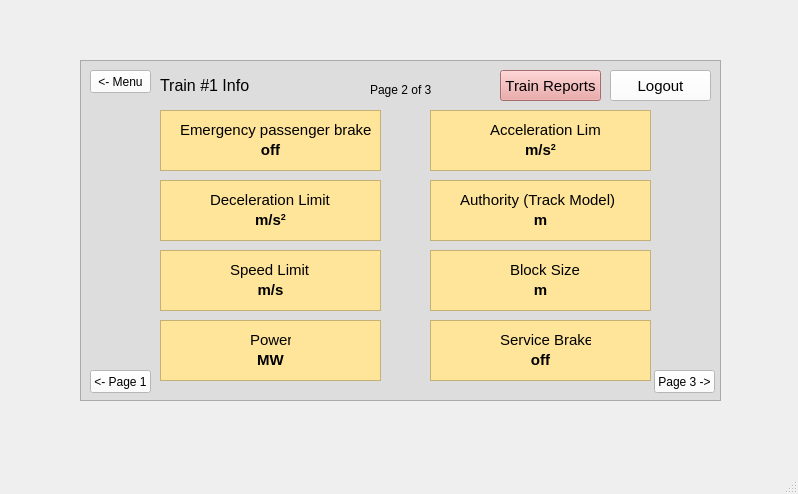
This is src/UI/TrainModel/Train_Info_Page2.ui in aet37/ECE1140-Project as Qt 5 draws it before an edit. The edited form follows.
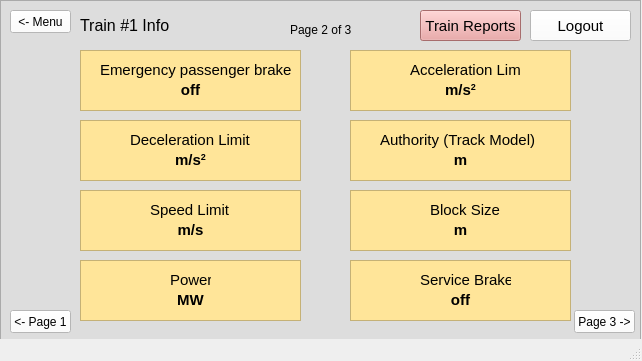
This is the edited form.

What changed in the file:
```diff
--- a/src/UI/TrainModel/Train_Info_Page2.ui
+++ b/src/UI/TrainModel/Train_Info_Page2.ui
@@ -6,8 +6,8 @@
    <rect>
     <x>0</x>
     <y>0</y>
-    <width>798</width>
-    <height>494</height>
+    <width>642</width>
+    <height>361</height>
    </rect>
   </property>
   <property name="windowTitle">
@@ -17,8 +17,8 @@
    <widget class="QFrame" name="frame">
     <property name="geometry">
      <rect>
-      <x>80</x>
-      <y>60</y>
+      <x>0</x>
+      <y>0</y>
       <width>641</width>
       <height>341</height>
      </rect>
@@ -532,8 +532,8 @@
    <widget class="QPushButton" name="logout_button_info2">
     <property name="geometry">
      <rect>
-      <x>610</x>
-      <y>70</y>
+      <x>530</x>
+      <y>10</y>
       <width>101</width>
       <height>31</height>
      </rect>
```
